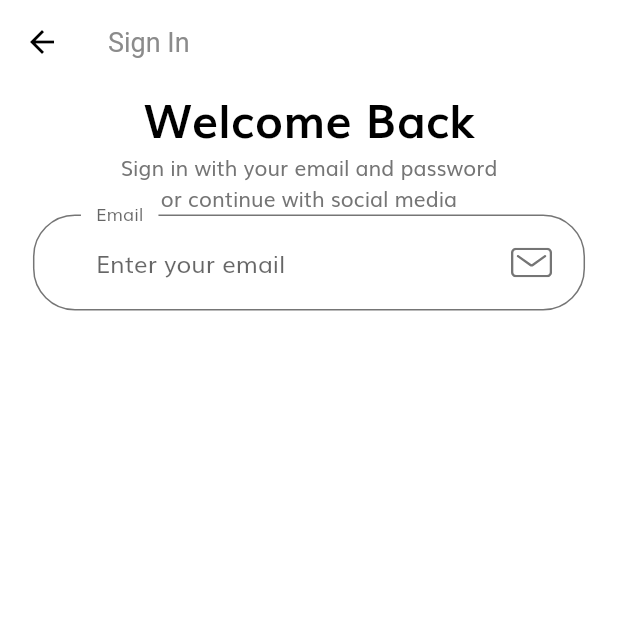
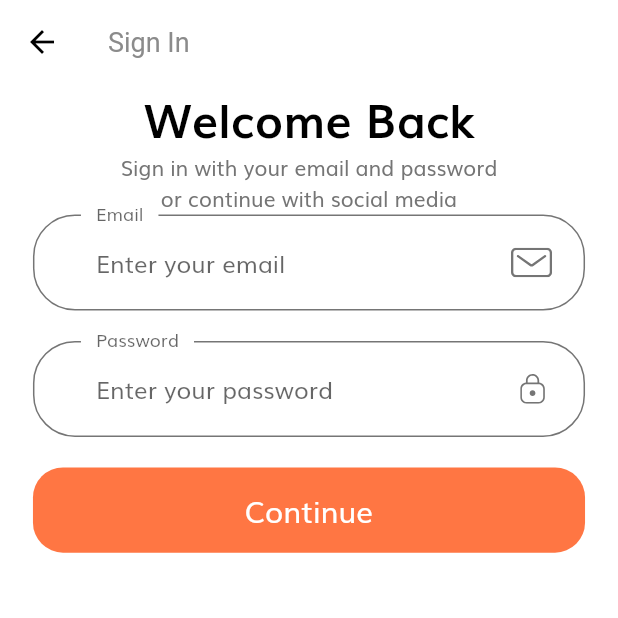
Before and after one commit to andrericardoweb/ecommerce_ui_flutter, a Flutter app: the screen it shows after launch, after a tap on "Continue", on a phone screen of 412 x 824 dp, the top half of it. Run offline on Flutter 3.47's test engine with Material 2 defaults, Android fonts, the phone set to English and light mode, and no system bars; our stand-ins replace flutter_svg.

Commit message:
Sign In Screen

```diff
--- a/lib/constants.dart
+++ b/lib/constants.dart
@@ -11,3 +11,12 @@ const kSecondaryColor = Color(0xFF979797);
 const kTextColor = Color(0xFF757575);
 
 const kAnimationDuration = Duration(milliseconds: 200);
+
+//Form Error
+final RegExp emailValidatorRegExp =
+    RegExp(r"^[a-zA-Z0-9]+@[a-zA-Z0-9]+\.[a-zA-Z]+");
+const String kEmailNullError = "Please Enter your email";
+const String kInvalidEmailError = "Please Enter Valid Email";
+const String kPassNullError = "Please Enter your password";
+const String kShortPassError = "Password is too short";
+const String lMatchPassError = "Password don't match";
--- a/lib/screens/sign_in/components/body.dart
+++ b/lib/screens/sign_in/components/body.dart
@@ -1,4 +1,7 @@
 import 'package:ecommerce_ui_flutter/components/custom_surffix_icon.dart';
+import 'package:ecommerce_ui_flutter/components/default_button.dart';
+import 'package:ecommerce_ui_flutter/components/form_error.dart';
+import 'package:ecommerce_ui_flutter/constants.dart';
 import 'package:ecommerce_ui_flutter/size_config.dart';
 import 'package:flutter/material.dart';
 
@@ -41,21 +44,80 @@ class SignForm extends StatefulWidget {
 }
 
 class _SignFormState extends State<SignForm> {
+  final _formKey = GlobalKey<FormState>();
+  final List<String> errors = [];
+
   @override
   Widget build(BuildContext context) {
     return Form(
+      key: _formKey,
       child: Column(
         children: [
-          TextFormField(
-            decoration: InputDecoration(
-              labelText: "Email",
-              hintText: "Enter your email",
-              floatingLabelBehavior: FloatingLabelBehavior.always,
-              suffixIcon: CusttomSurffixIcon(svgIcon: "assets/icons/Mail.svg"),
-            ),
+          buildEmailFormField(),
+          SizedBox(height: getProportionateScreenHeight(20)),
+          buildPasswordFormField(),
+          SizedBox(height: getProportionateScreenHeight(20)),
+          FormError(errors: errors),
+          DefaultButton(
+            text: "Continue",
+            press: () {
+              if (_formKey.currentState.validate()) {
+                _formKey.currentState.save();
+              }
+            },
           ),
         ],
       ),
     );
   }
+
+  TextFormField buildPasswordFormField() {
+    return TextFormField(
+      obscureText: true,
+      decoration: InputDecoration(
+        labelText: "Password",
+        hintText: "Enter your password",
+        floatingLabelBehavior: FloatingLabelBehavior.always,
+        suffixIcon: CusttomSurffixIcon(svgIcon: "assets/icons/Lock.svg"),
+      ),
+    );
+  }
+
+  TextFormField buildEmailFormField() {
+    return TextFormField(
+      keyboardType: TextInputType.emailAddress,
+      onChanged: (value) {
+        if (value.isNotEmpty && errors.contains(kEmailNullError)) {
+          setState(() {
+            errors.remove(kEmailNullError);
+          });
+        } else if (emailValidatorRegExp.hasMatch(value) &&
+            errors.contains(kInvalidEmailError)) {
+          setState(() {
+            errors.remove(kInvalidEmailError);
+          });
+        }
+        return null;
+      },
+      validator: (value) {
+        if (value.isEmpty && !errors.contains(kEmailNullError)) {
+          setState(() {
+            errors.add(kEmailNullError);
+          });
+        } else if (!emailValidatorRegExp.hasMatch(value) &&
+            !errors.contains(kInvalidEmailError)) {
+          setState(() {
+            errors.add(kInvalidEmailError);
+          });
+        }
+        return null;
+      },
+      decoration: InputDecoration(
+        labelText: "Email",
+        hintText: "Enter your email",
+        floatingLabelBehavior: FloatingLabelBehavior.always,
+        suffixIcon: CusttomSurffixIcon(svgIcon: "assets/icons/Mail.svg"),
+      ),
+    );
+  }
 }
```
Also changed, not shown: lib/components/form_error.dart (added, +34 -0 lines).
